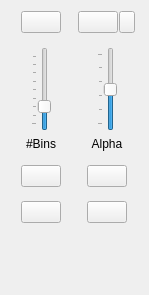
Qt form gui/dist_view/viewportcontrol.ui (gerbilvis/gerbil) before a commit.
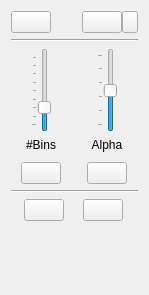
The same form after that commit. Icons and pictures are not drawn.

Commit message: rearrange viewport control layout

The edit to the form file:
```diff
--- a/gui/dist_view/viewportcontrol.ui
+++ b/gui/dist_view/viewportcontrol.ui
@@ -17,42 +17,137 @@
    </sizepolicy>
   </property>
   <layout class="QGridLayout" name="gridLayout_2">
+   <item row="7" column="0">
+    <spacer name="verticalSpacer_5">
+     <property name="orientation">
+      <enum>Qt::Vertical</enum>
+     </property>
+     <property name="sizeType">
+      <enum>QSizePolicy::MinimumExpanding</enum>
+     </property>
+     <property name="sizeHint" stdset="0">
+      <size>
+       <width>13</width>
+       <height>13</height>
+      </size>
+     </property>
+    </spacer>
+   </item>
+   <item row="5" column="0">
+    <widget class="Line" name="line">
+     <property name="orientation">
+      <enum>Qt::Horizontal</enum>
+     </property>
+    </widget>
+   </item>
+   <item row="6" column="0">
+    <layout class="QHBoxLayout" name="horizontalLayout_5">
+     <item>
+      <widget class="QPushButton" name="hqButton">
+       <property name="sizePolicy">
+        <sizepolicy hsizetype="Fixed" vsizetype="Fixed">
+         <horstretch>0</horstretch>
+         <verstretch>0</verstretch>
+        </sizepolicy>
+       </property>
+       <property name="toolTip">
+        <string>toggle high/low quality</string>
+       </property>
+       <property name="text">
+        <string/>
+       </property>
+       <property name="icon">
+        <iconset resource="../gerbil.qrc">
+         <normaloff>:/icons/Gerbil/16x16/quality-low.png</normaloff>
+         <normalon>:/icons/Gerbil/16x16/quality-high.png</normalon>:/icons/Gerbil/16x16/quality-low.png</iconset>
+       </property>
+       <property name="iconSize">
+        <size>
+         <width>16</width>
+         <height>16</height>
+        </size>
+       </property>
+       <property name="checkable">
+        <bool>true</bool>
+       </property>
+      </widget>
+     </item>
+     <item>
+      <widget class="QPushButton" name="formatButton">
+       <property name="sizePolicy">
+        <sizepolicy hsizetype="Fixed" vsizetype="Fixed">
+         <horstretch>0</horstretch>
+         <verstretch>0</verstretch>
+        </sizepolicy>
+       </property>
+       <property name="toolTip">
+        <string>set Framebuffer depth</string>
+       </property>
+       <property name="text">
+        <string/>
+       </property>
+       <property name="icon">
+        <iconset resource="../gerbil.qrc">
+         <normaloff>:/icons/Gerbil/16x16/memory.png</normaloff>:/icons/Gerbil/16x16/memory.png</iconset>
+       </property>
+       <property name="iconSize">
+        <size>
+         <width>16</width>
+         <height>16</height>
+        </size>
+       </property>
+       <property name="checkable">
+        <bool>true</bool>
+       </property>
+      </widget>
+     </item>
+    </layout>
+   </item>
    <item row="0" column="0">
-    <layout class="QGridLayout" name="gridLayout">
-     <item row="0" column="0">
-      <layout class="QHBoxLayout" name="horizontalLayout_4">
-       <item>
-        <widget class="QPushButton" name="screenshotButton">
-         <property name="sizePolicy">
-          <sizepolicy hsizetype="Fixed" vsizetype="Fixed">
-           <horstretch>0</horstretch>
-           <verstretch>0</verstretch>
-          </sizepolicy>
-         </property>
-         <property name="toolTip">
-          <string>take a screenshot</string>
-         </property>
-         <property name="text">
-          <string/>
-         </property>
-         <property name="icon">
-          <iconset resource="../gerbil.qrc">
-           <normaloff>:/icons/Gerbil/16x16/document-save.png</normaloff>:/icons/Gerbil/16x16/document-save.png</iconset>
-         </property>
-         <property name="iconSize">
-          <size>
-           <width>16</width>
-           <height>16</height>
-          </size>
-         </property>
-         <property name="checkable">
-          <bool>true</bool>
-         </property>
-        </widget>
-       </item>
-      </layout>
+    <layout class="QHBoxLayout" name="horizontalLayout_4">
+     <item>
+      <widget class="QPushButton" name="screenshotButton">
+       <property name="sizePolicy">
+        <sizepolicy hsizetype="Fixed" vsizetype="Fixed">
+         <horstretch>0</horstretch>
+         <verstretch>0</verstretch>
+        </sizepolicy>
+       </property>
+       <property name="toolTip">
+        <string>take a screenshot</string>
+       </property>
+       <property name="text">
+        <string/>
+       </property>
+       <property name="icon">
+        <iconset resource="../gerbil.qrc">
+         <normaloff>:/icons/Gerbil/16x16/document-save.png</normaloff>:/icons/Gerbil/16x16/document-save.png</iconset>
+       </property>
+       <property name="iconSize">
+        <size>
+         <width>16</width>
+         <height>16</height>
+        </size>
+       </property>
+       <property name="checkable">
+        <bool>true</bool>
+       </property>
+      </widget>
      </item>
-     <item row="0" column="1">
+     <item>
+      <spacer name="horizontalSpacer">
+       <property name="orientation">
+        <enum>Qt::Horizontal</enum>
+       </property>
+       <property name="sizeHint" stdset="0">
+        <size>
+         <width>40</width>
+         <height>20</height>
+        </size>
+       </property>
+      </spacer>
+     </item>
+     <item>
       <layout class="QHBoxLayout" name="horizontalLayout_2">
        <property name="spacing">
         <number>0</number>
@@ -132,23 +227,105 @@
        </item>
       </layout>
      </item>
-     <item row="1" column="0">
-      <spacer name="verticalSpacer_6">
-       <property name="orientation">
-        <enum>Qt::Vertical</enum>
-       </property>
-       <property name="sizeType">
-        <enum>QSizePolicy::Fixed</enum>
-       </property>
-       <property name="sizeHint" stdset="0">
-        <size>
-         <width>1</width>
-         <height>8</height>
-        </size>
-       </property>
-      </spacer>
-     </item>
+    </layout>
+   </item>
+   <item row="4" column="0">
+    <layout class="QGridLayout" name="gridLayout">
      <item row="2" column="0">
+      <widget class="QLabel" name="binLabel">
+       <property name="sizePolicy">
+        <sizepolicy hsizetype="Minimum" vsizetype="Preferred">
+         <horstretch>0</horstretch>
+         <verstretch>0</verstretch>
+        </sizepolicy>
+       </property>
+       <property name="minimumSize">
+        <size>
+         <width>60</width>
+         <height>0</height>
+        </size>
+       </property>
+       <property name="text">
+        <string>#Bins</string>
+       </property>
+       <property name="alignment">
+        <set>Qt::AlignCenter</set>
+       </property>
+      </widget>
+     </item>
+     <item row="4" column="1">
+      <layout class="QHBoxLayout" name="horizontalLayout_6">
+       <item>
+        <widget class="QPushButton" name="logButton">
+         <property name="sizePolicy">
+          <sizepolicy hsizetype="Fixed" vsizetype="Fixed">
+           <horstretch>0</horstretch>
+           <verstretch>0</verstretch>
+          </sizepolicy>
+         </property>
+         <property name="toolTip">
+          <string>toggle logarithmic alpha</string>
+         </property>
+         <property name="text">
+          <string/>
+         </property>
+         <property name="icon">
+          <iconset resource="../gerbil.qrc">
+           <normaloff>:/icons/Gerbil/16x16/alpha-lin.png</normaloff>
+           <normalon>:/icons/Gerbil/16x16/alpha-log.png</normalon>:/icons/Gerbil/16x16/alpha-lin.png</iconset>
+         </property>
+         <property name="iconSize">
+          <size>
+           <width>16</width>
+           <height>16</height>
+          </size>
+         </property>
+         <property name="checkable">
+          <bool>true</bool>
+         </property>
+        </widget>
+       </item>
+      </layout>
+     </item>
+     <item row="1" column="1">
+      <layout class="QHBoxLayout" name="horizontalLayout_2_2">
+       <item>
+        <widget class="QSlider" name="alphaSlider">
+         <property name="sizePolicy">
+          <sizepolicy hsizetype="Fixed" vsizetype="Fixed">
+           <horstretch>0</horstretch>
+           <verstretch>0</verstretch>
+          </sizepolicy>
+         </property>
+         <property name="toolTip">
+          <string>vector line opacity</string>
+         </property>
+         <property name="minimum">
+          <number>1</number>
+         </property>
+         <property name="maximum">
+          <number>100</number>
+         </property>
+         <property name="value">
+          <number>50</number>
+         </property>
+         <property name="tracking">
+          <bool>true</bool>
+         </property>
+         <property name="orientation">
+          <enum>Qt::Vertical</enum>
+         </property>
+         <property name="tickPosition">
+          <enum>QSlider::TicksAbove</enum>
+         </property>
+         <property name="tickInterval">
+          <number>20</number>
+         </property>
+        </widget>
+       </item>
+      </layout>
+     </item>
+     <item row="1" column="0">
       <layout class="QHBoxLayout" name="horizontalLayout_2_1">
        <item>
         <widget class="QSlider" name="binSlider">
@@ -186,105 +363,7 @@
        </item>
       </layout>
      </item>
-     <item row="2" column="1">
-      <layout class="QHBoxLayout" name="horizontalLayout_2_2">
-       <item>
-        <widget class="QSlider" name="alphaSlider">
-         <property name="sizePolicy">
-          <sizepolicy hsizetype="Fixed" vsizetype="Fixed">
-           <horstretch>0</horstretch>
-           <verstretch>0</verstretch>
-          </sizepolicy>
-         </property>
-         <property name="toolTip">
-          <string>vector line opacity</string>
-         </property>
-         <property name="minimum">
-          <number>1</number>
-         </property>
-         <property name="maximum">
-          <number>100</number>
-         </property>
-         <property name="value">
-          <number>50</number>
-         </property>
-         <property name="tracking">
-          <bool>true</bool>
-         </property>
-         <property name="orientation">
-          <enum>Qt::Vertical</enum>
-         </property>
-         <property name="tickPosition">
-          <enum>QSlider::TicksAbove</enum>
-         </property>
-         <property name="tickInterval">
-          <number>20</number>
-         </property>
-        </widget>
-       </item>
-      </layout>
-     </item>
-     <item row="3" column="0">
-      <widget class="QLabel" name="binLabel">
-       <property name="sizePolicy">
-        <sizepolicy hsizetype="Minimum" vsizetype="Preferred">
-         <horstretch>0</horstretch>
-         <verstretch>0</verstretch>
-        </sizepolicy>
-       </property>
-       <property name="minimumSize">
-        <size>
-         <width>60</width>
-         <height>0</height>
-        </size>
-       </property>
-       <property name="text">
-        <string>#Bins</string>
-       </property>
-       <property name="alignment">
-        <set>Qt::AlignCenter</set>
-       </property>
-      </widget>
-     </item>
-     <item row="3" column="1">
-      <widget class="QLabel" name="alphaLabel">
-       <property name="sizePolicy">
-        <sizepolicy hsizetype="Minimum" vsizetype="Preferred">
-         <horstretch>0</horstretch>
-         <verstretch>0</verstretch>
-        </sizepolicy>
-       </property>
-       <property name="minimumSize">
-        <size>
-         <width>60</width>
-         <height>0</height>
-        </size>
-       </property>
-       <property name="text">
-        <string>Alpha</string>
-       </property>
-       <property name="alignment">
-        <set>Qt::AlignCenter</set>
-       </property>
-      </widget>
-     </item>
      <item row="4" column="0">
-      <spacer name="verticalSpacer_2">
-       <property name="orientation">
-        <enum>Qt::Vertical</enum>
-       </property>
-       <property name="sizeType">
-        <enum>QSizePolicy::Fixed</enum>
-       </property>
-       <property name="sizeHint" stdset="0">
-        <size>
-         <width>1</width>
-         <height>8</height>
-        </size>
-       </property>
-      </spacer>
-     </item>
-     <item row="5" column="0">
       <layout class="QHBoxLayout" name="horizontalLayout_3">
        <item>
         <widget class="QPushButton" name="rgbButton">
@@ -317,42 +396,30 @@
        </item>
       </layout>
      </item>
-     <item row="5" column="1">
-      <layout class="QHBoxLayout" name="horizontalLayout_6">
-       <item>
-        <widget class="QPushButton" name="logButton">
-         <property name="sizePolicy">
-          <sizepolicy hsizetype="Fixed" vsizetype="Fixed">
-           <horstretch>0</horstretch>
-           <verstretch>0</verstretch>
-          </sizepolicy>
-         </property>
-         <property name="toolTip">
-          <string>toggle logarithmic alpha</string>
-         </property>
-         <property name="text">
-          <string/>
-         </property>
-         <property name="icon">
-          <iconset resource="../gerbil.qrc">
-           <normaloff>:/icons/Gerbil/16x16/alpha-lin.png</normaloff>
-           <normalon>:/icons/Gerbil/16x16/alpha-log.png</normalon>:/icons/Gerbil/16x16/alpha-lin.png</iconset>
-         </property>
-         <property name="iconSize">
-          <size>
-           <width>16</width>
-           <height>16</height>
-          </size>
-         </property>
-         <property name="checkable">
-          <bool>true</bool>
-         </property>
-        </widget>
-       </item>
-      </layout>
+     <item row="2" column="1">
+      <widget class="QLabel" name="alphaLabel">
+       <property name="sizePolicy">
+        <sizepolicy hsizetype="Minimum" vsizetype="Preferred">
+         <horstretch>0</horstretch>
+         <verstretch>0</verstretch>
+        </sizepolicy>
+       </property>
+       <property name="minimumSize">
+        <size>
+         <width>60</width>
+         <height>0</height>
+        </size>
+       </property>
+       <property name="text">
+        <string>Alpha</string>
+       </property>
+       <property name="alignment">
+        <set>Qt::AlignCenter</set>
+       </property>
+      </widget>
      </item>
-     <item row="6" column="0">
-      <spacer name="verticalSpacer">
+     <item row="3" column="0">
+      <spacer name="verticalSpacer_2">
        <property name="orientation">
         <enum>Qt::Vertical</enum>
        </property>
@@ -362,95 +429,19 @@
        <property name="sizeHint" stdset="0">
         <size>
          <width>1</width>
-         <height>8</height>
+         <height>4</height>
         </size>
        </property>
       </spacer>
      </item>
-     <item row="7" column="0">
-      <layout class="QHBoxLayout" name="horizontalLayout_5">
-       <item>
-        <widget class="QPushButton" name="hqButton">
-         <property name="sizePolicy">
-          <sizepolicy hsizetype="Fixed" vsizetype="Fixed">
-           <horstretch>0</horstretch>
-           <verstretch>0</verstretch>
-          </sizepolicy>
-         </property>
-         <property name="toolTip">
-          <string>toggle high/low quality</string>
-         </property>
-         <property name="text">
-          <string/>
-         </property>
-         <property name="icon">
-          <iconset resource="../gerbil.qrc">
-           <normaloff>:/icons/Gerbil/16x16/quality-low.png</normaloff>
-           <normalon>:/icons/Gerbil/16x16/quality-high.png</normalon>:/icons/Gerbil/16x16/quality-low.png</iconset>
-         </property>
-         <property name="iconSize">
-          <size>
-           <width>16</width>
-           <height>16</height>
-          </size>
-         </property>
-         <property name="checkable">
-          <bool>true</bool>
-         </property>
-        </widget>
-       </item>
-      </layout>
-     </item>
-     <item row="7" column="1">
-      <layout class="QHBoxLayout" name="horizontalLayout_7">
-       <item>
-        <widget class="QPushButton" name="formatButton">
-         <property name="sizePolicy">
-          <sizepolicy hsizetype="Fixed" vsizetype="Fixed">
-           <horstretch>0</horstretch>
-           <verstretch>0</verstretch>
-          </sizepolicy>
-         </property>
-         <property name="toolTip">
-          <string>set Framebuffer depth</string>
-         </property>
-         <property name="text">
-          <string/>
-         </property>
-         <property name="icon">
-          <iconset resource="../gerbil.qrc">
-           <normaloff>:/icons/Gerbil/16x16/memory.png</normaloff>:/icons/Gerbil/16x16/memory.png</iconset>
-         </property>
-         <property name="iconSize">
-          <size>
-           <width>16</width>
-           <height>16</height>
-          </size>
-         </property>
-         <property name="checkable">
-          <bool>true</bool>
-         </property>
-        </widget>
-       </item>
-      </layout>
-     </item>
     </layout>
    </item>
    <item row="1" column="0">
-    <spacer name="verticalSpacer_5">
+    <widget class="Line" name="line_2">
      <property name="orientation">
-      <enum>Qt::Vertical</enum>
+      <enum>Qt::Horizontal</enum>
      </property>
-     <property name="sizeType">
-      <enum>QSizePolicy::MinimumExpanding</enum>
-     </property>
-     <property name="sizeHint" stdset="0">
-      <size>
-       <width>13</width>
-       <height>13</height>
-      </size>
-     </property>
-    </spacer>
+    </widget>
    </item>
   </layout>
  </widget>
```
